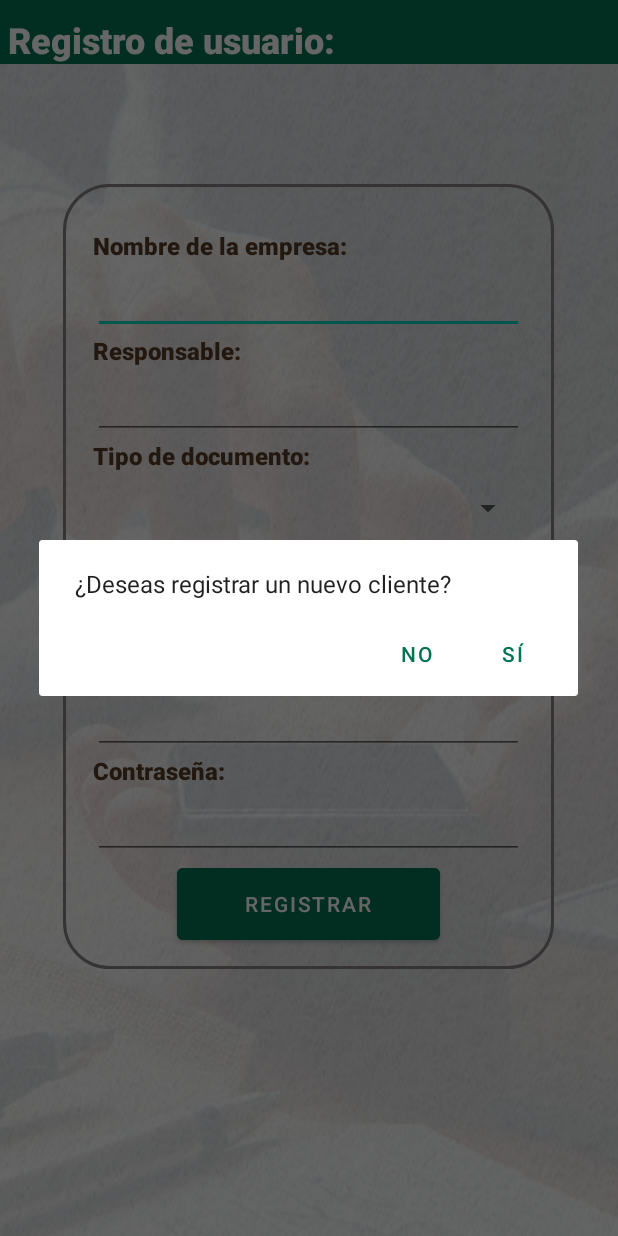
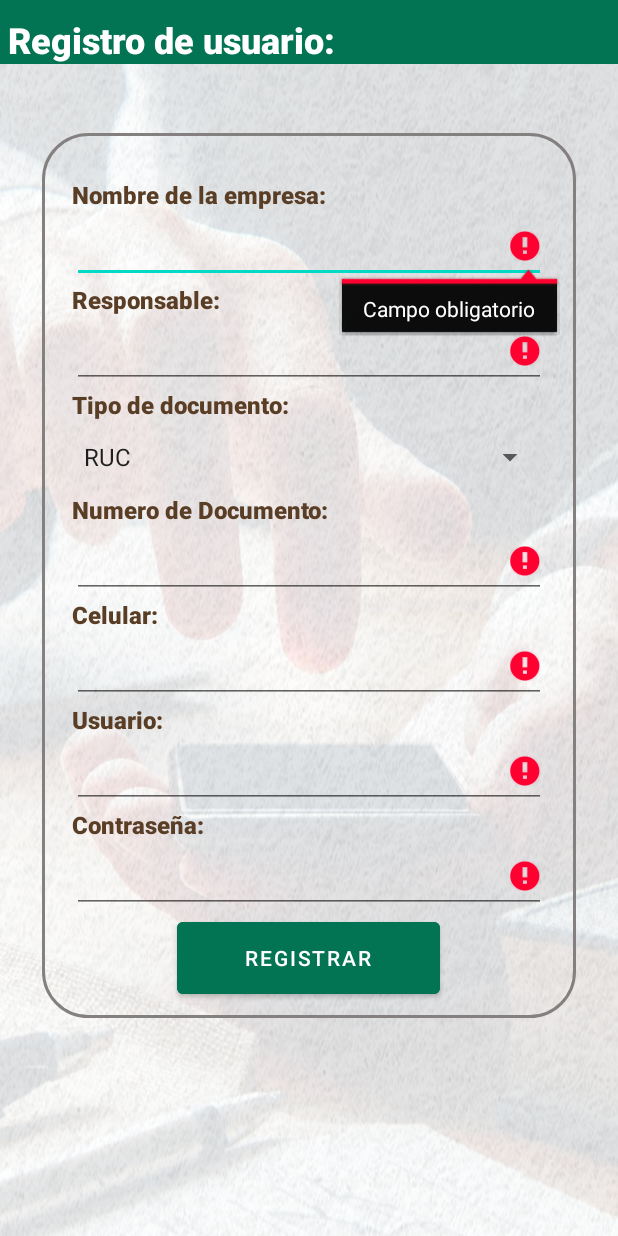
Before and after one commit to USMPDNBJ/TRIGAL, an Android app: the ActRegistro screen opened directly, with no data from a screen before it, after a tap on "REGISTRAR", on a phone screen of 412 x 824 dp. Run offline under Robolectric (Android 15) with nearby library versions, the phone set to English and light mode, and no system bars.

Commit message:
validaciones del registro usuario

```diff
--- a/app/src/main/java/com/proyect/trigal/ActRegistro.java
+++ b/app/src/main/java/com/proyect/trigal/ActRegistro.java
@@ -5,7 +5,7 @@ import android.content.DialogInterface;
 import android.os.Bundle;
 import android.view.View;
 import android.widget.ArrayAdapter;
-import android.widget.Button;
+import android.widget.EditText;
 import android.widget.Spinner;
 import android.widget.Toast;
 
@@ -13,28 +13,100 @@ import androidx.appcompat.app.ActionBar;
 import androidx.appcompat.app.AppCompatActivity;
 
 public class ActRegistro extends AppCompatActivity {
-
+    private EditText edtNomU, edtResU, edtCelU, edtUsu, edtConU,edtNumDoc;
     private Spinner spTipoDoc;
-    private String[] tpD = {"", "RUC", "DNI"};
+    private String[] tpD = {"RUC", "DNI"};
 
     @Override
     protected void onCreate(Bundle savedInstanceState) {
         super.onCreate(savedInstanceState);
         setContentView(R.layout.lyt_registrar_cliente);
+        asignarReferencia();
         ActionBar actionBar = getSupportActionBar();
         if (actionBar != null) {
             actionBar.hide();
         }
+    }
 
+    public void asignarReferencia() {
+        edtNomU = findViewById(R.id.edtNomU);
+        edtResU = findViewById(R.id.edtResU);
+        edtCelU = findViewById(R.id.edtCelU);
+        edtUsu = findViewById(R.id.edtUsu);
+        edtConU = findViewById(R.id.edtConU);
+        edtNumDoc=findViewById(R.id.edtNumDoc);
         spTipoDoc = findViewById(R.id.spTipoDoc);
-
         ArrayAdapter<String> adapter = new ArrayAdapter<>(this, android.R.layout.simple_spinner_item, tpD);
         adapter.setDropDownViewResource(android.R.layout.simple_spinner_dropdown_item);
         spTipoDoc.setAdapter(adapter);
     }
 
     public void onRegistrarClick(View view) {
-        mostrarDialogo();
+        validarCampos();
+    }
+
+    private void validarCampos() {
+        boolean camposCompletos = true;
+
+        String nombre = edtNomU.getText().toString().trim();
+        String responsable = edtResU.getText().toString().trim();
+        String celular = edtCelU.getText().toString().trim();
+        String usuario = edtUsu.getText().toString().trim();
+        String contra = edtConU.getText().toString().trim();
+        String numeroDoc=edtNumDoc.getText().toString().trim();
+        String tipoDocumento = spTipoDoc.getSelectedItem().toString();
+
+        if (nombre.isEmpty()) {
+            edtNomU.setError("Campo obligatorio");
+            camposCompletos = false;
+        }
+
+        if (responsable.isEmpty()) {
+            edtResU.setError("Campo obligatorio");
+            camposCompletos = false;
+        }
+
+        if (celular.isEmpty()) {
+            edtCelU.setError("Campo obligatorio");
+            camposCompletos = false;
+
+        } else if (celular.length() != 9) {
+            edtCelU.setError("El celular debe tener 9 dígitos");
+            camposCompletos = false;
+
+        }
+
+        if (usuario.isEmpty()) {
+            edtUsu.setError("Campo obligatorio");
+            camposCompletos = false;
+        }
+
+        if (contra.isEmpty()) {
+            edtConU.setError("Campo obligatorio");
+            camposCompletos = false;
+        }
+
+        if (tipoDocumento.isEmpty()) {
+            Toast.makeText(this, "Tipo de documento es un campo obligatorio", Toast.LENGTH_SHORT).show();
+            camposCompletos = false;
+        }
+
+        if (numeroDoc.isEmpty()) {
+            edtNumDoc.setError("Campo obligatorio");
+            camposCompletos = false;
+        } else if (tipoDocumento.equalsIgnoreCase("RUC") && numeroDoc.length() != 11) {
+            edtNumDoc.setError("El RUC debe tener 11 dígitos");
+            camposCompletos = false;
+        } else if (tipoDocumento.equalsIgnoreCase("DNI") && numeroDoc.length() != 8) {
+            edtNumDoc.setError("El DNI debe tener 8 dígitos");
+            camposCompletos = false;
+        }
+
+        if (!camposCompletos) {
+            Toast.makeText(this, "No se pudo registrar ,Verificar los campos", Toast.LENGTH_SHORT).show();
+        } else {
+            mostrarDialogo();
+        }
     }
 
     private void mostrarDialogo() {
@@ -57,6 +129,32 @@ public class ActRegistro extends AppCompatActivity {
     }
 
     private void registrarCliente() {
-        Toast.makeText(this, "Registro exitoso", Toast.LENGTH_SHORT).show();
+
+        setError("Registro Exitoso", "Usuario registrado correctamente");
+        limpiarCampos();
+    }
+
+    private void setError(String title, String message) {
+        AlertDialog.Builder builder = new AlertDialog.Builder(this);
+        builder.setTitle(title)
+                .setMessage(message)
+                .setPositiveButton("Aceptar", new DialogInterface.OnClickListener() {
+                    public void onClick(DialogInterface dialog, int id) {
+                        dialog.dismiss();
+                    }
+                });
+
+        AlertDialog dialog = builder.create();
+        dialog.show();
+    }
+
+    private void limpiarCampos() {
+        edtNomU.getText().clear();
+        edtResU.getText().clear();
+        edtCelU.getText().clear();
+        edtUsu.getText().clear();
+        edtConU.getText().clear();
+        edtNumDoc.getText().clear();
+        spTipoDoc.setSelection(0);
     }
 }
--- a/app/src/main/res/layout/lyt_registrar_cliente.xml
+++ b/app/src/main/res/layout/lyt_registrar_cliente.xml
@@ -36,10 +36,10 @@
 
         <LinearLayout
             android:id="@+id/lyt_formulario"
-            android:layout_width="327dp"
-            android:layout_height="523dp"
+            android:layout_width="356dp"
+            android:layout_height="590dp"
             android:layout_gravity="center"
-            android:layout_marginTop="80sp"
+            android:layout_marginTop="46sp"
             android:background="@drawable/style_borde"
             android:orientation="vertical"
             android:paddingLeft="20sp"
@@ -56,15 +56,13 @@
                 android:textSize="16sp" />
 
             <EditText
-                android:id="@+id/edtNombreEmpresa"
+                android:id="@+id/edtNomU"
                 android:layout_width="match_parent"
                 android:layout_height="wrap_content"
                 android:ems="10"
                 android:inputType="text"
                 android:minHeight="48dp"
                 tools:ignore="SpeakableTextPresentCheck" />
-
-            <!-- Agrega los elementos restantes como EditText y Spinner aquí -->
 
             <TextView
                 android:id="@+id/textView3"
@@ -76,7 +74,7 @@
                 android:textSize="16sp" />
 
             <EditText
-                android:id="@+id/edtResponsable"
+                android:id="@+id/edtResU"
                 android:layout_width="match_parent"
                 android:layout_height="wrap_content"
                 android:ems="10"
@@ -101,6 +99,24 @@
                 tools:ignore="SpeakableTextPresentCheck" />
 
             <TextView
+                android:id="@+id/textView9"
+                android:layout_width="match_parent"
+                android:layout_height="wrap_content"
+                android:fontFamily="sans-serif-black"
+                android:text="Numero de Documento:"
+                android:textColor="#593D25"
+                android:textSize="16sp" />
+
+            <EditText
+                android:id="@+id/edtNumDoc"
+                android:layout_width="match_parent"
+                android:layout_height="wrap_content"
+                android:ems="10"
+                android:inputType="phone"
+                android:minHeight="48dp"
+                tools:ignore="SpeakableTextPresentCheck" />
+
+            <TextView
                 android:id="@+id/textView6"
                 android:layout_width="match_parent"
                 android:layout_height="wrap_content"
@@ -110,7 +126,7 @@
                 android:textSize="16sp" />
 
             <EditText
-                android:id="@+id/edtCel"
+                android:id="@+id/edtCelU"
                 android:layout_width="match_parent"
                 android:layout_height="wrap_content"
                 android:ems="10"
@@ -128,7 +144,7 @@
                 android:textSize="16sp" />
 
             <EditText
-                android:id="@+id/edtUsuario"
+                android:id="@+id/edtUsu"
                 android:layout_width="match_parent"
                 android:layout_height="wrap_content"
                 android:ems="10"
@@ -146,11 +162,11 @@
                 android:textSize="16sp" />
 
             <EditText
-                android:id="@+id/edtContraseña"
+                android:id="@+id/edtConU"
                 android:layout_width="match_parent"
                 android:layout_height="wrap_content"
                 android:ems="10"
-                android:inputType="text"
+                android:inputType="textPassword"
                 android:minHeight="48dp"
                 tools:ignore="SpeakableTextPresentCheck" />
 
--- a/app/src/main/res/layout/lyt_vista_admin_trigal.xml
+++ b/app/src/main/res/layout/lyt_vista_admin_trigal.xml
@@ -53,7 +53,7 @@
                 android:layout_centerHorizontal="true"
                 android:layout_marginTop="10dp"
                 android:fontFamily="sans-serif-black"
-                android:text="Agregar Clientes"
+                android:text="Registrar Usuarios"
                 android:textAlignment="center"
                 android:textColor="#027353"
                 android:textSize="20sp" />
```
